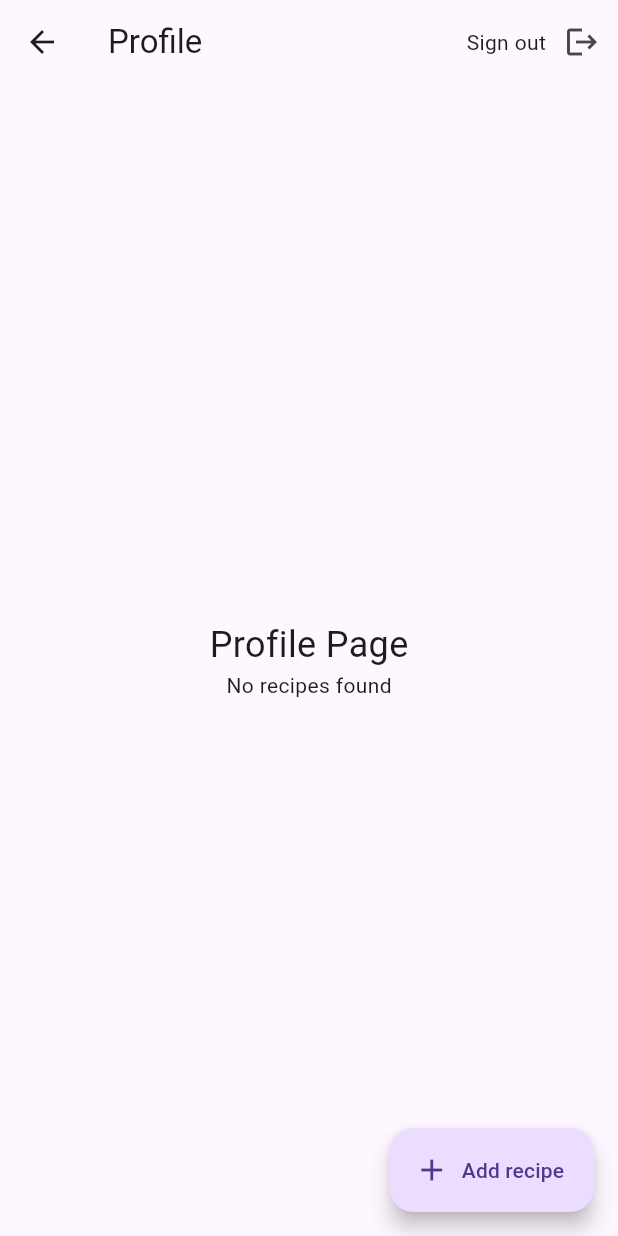
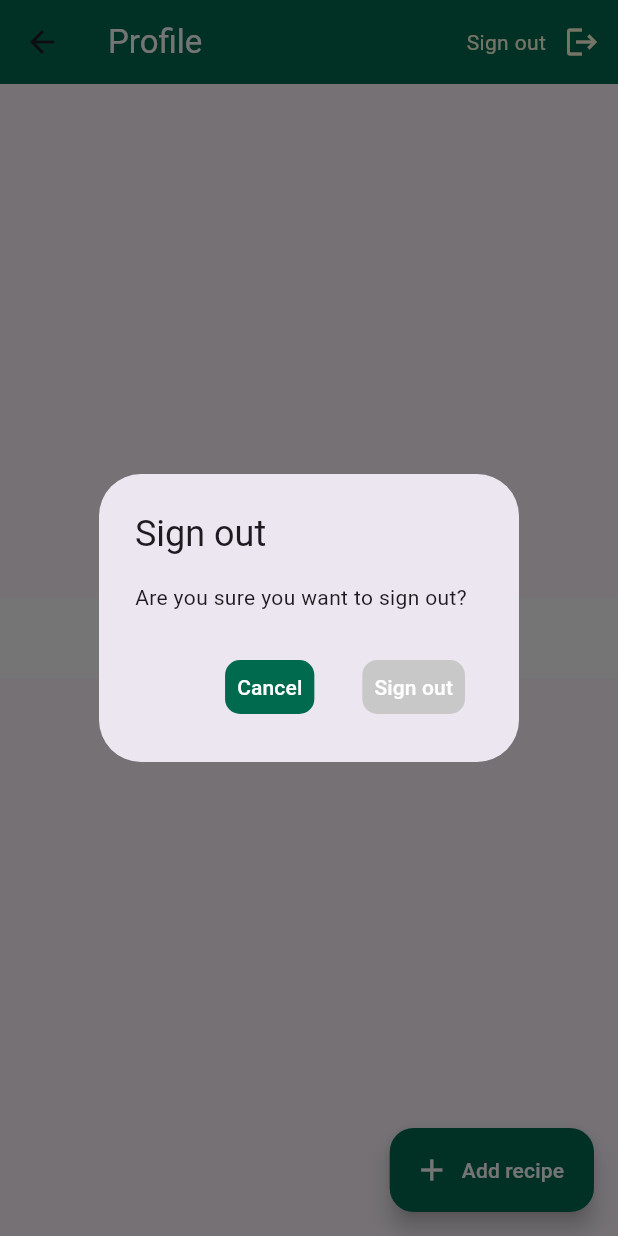
Before and after one commit to dreeew05/sheff_andrew, a Flutter app: the ProfilePage screen opened directly, after a tap on "Sign out", on a phone screen of 412 x 824 dp. Run offline on Flutter 3.47's test engine with Material 3 defaults, Android fonts, the phone set to English and light mode, and no system bars; our stand-ins replace carousel_slider, cloud_firestore, firebase_auth, firebase_core, firebase_storage, google_fonts and 1 more; accounts and stored records are empty.

Commit message:
Added Alert option for signing out, also changed the profile page ui

```diff
--- a/lib/screens/profile/profile_page.dart
+++ b/lib/screens/profile/profile_page.dart
@@ -7,8 +7,55 @@ import 'package:firebase_auth/firebase_auth.dart';
 import 'package:cloud_firestore/cloud_firestore.dart';
 
 // For sign out
-Future<void> signOut() async {
+Future<void> _signOut() async {
   await FirebaseAuth.instance.signOut();
+}
+
+//Alert Dialogue for signing out
+Future<void> _signOutDialog(BuildContext context) async {
+  return showDialog<void>(
+    context: context,
+    barrierDismissible: false,
+    builder: (BuildContext context) {
+      return AlertDialog(
+        title: const Text('Sign out'),
+        content: const Text('Are you sure you want to sign out?'),
+        actions: <Widget>[
+          TextButton(
+            onPressed: () {
+              Navigator.of(context).pop();
+            },
+            child: Container(
+                padding: const EdgeInsets.all(8),
+                decoration: BoxDecoration(
+                  color: Color(0xff006A4E),
+                  borderRadius: BorderRadius.circular(10),
+                ),
+                child: const Text(
+                  'Cancel',
+                  style: TextStyle(color: Colors.white),
+                )),
+          ),
+          TextButton(
+            onPressed: () {
+              _signOut();
+              Navigator.of(context).pop();
+            },
+            child: Container(
+                padding: const EdgeInsets.all(8),
+                decoration: BoxDecoration(
+                  color: const Color.fromARGB(255, 201, 200, 200),
+                  borderRadius: BorderRadius.circular(10),
+                ),
+                child: const Text(
+                  'Sign out',
+                  style: TextStyle(color: Colors.white),
+                )),
+          ),
+        ],
+      );
+    },
+  );
 }
 
 class ProfilePage extends StatefulWidget {
@@ -60,36 +107,66 @@ class _ProfilePageState extends State<ProfilePage> {
   Widget build(BuildContext context) {
     return Scaffold(
       appBar: AppBar(
-        title: const Text('Profile'),
+        backgroundColor: Color(0xff006A4E), // white or colored
+        title: const Text(
+          'Profile',
+          style: TextStyle(color: Colors.white),
+        ),
         actions: [
           GestureDetector(
-            onTap: () => signOut(),
+            onTap: () => _signOutDialog(context),
             child: Row(
               children: [
-                const Text("Sign out"),
+                const Text(
+                  "Sign out",
+                  style: TextStyle(color: Color(0xFFFFFFE0)),
+                ),
                 IconButton(
-                    onPressed: () => signOut(), icon: const Icon(Icons.logout)),
+                  onPressed: () => _signOutDialog(context),
+                  icon: const Icon(Icons.logout),
+                  color: Color(0xFFFFFFE0),
+                ),
               ],
             ),
           ),
         ],
       ),
       floatingActionButton: FloatingActionButton.extended(
+        backgroundColor: Color(0xff006A4E),
         onPressed: () {
           Navigator.pushNamed(context, '/addrecipe')
               .then((_) => setState(() {}));
         },
-        label: const Text('Add recipe'),
-        icon: const Icon(Icons.add),
+        label: const Text(
+          'Add recipe',
+          style: TextStyle(color: Colors.white),
+        ),
+        icon: const Icon(Icons.add, color: Colors.white),
       ),
       body: Center(
         child: Column(
           mainAxisAlignment: MainAxisAlignment.center,
           children: <Widget>[
-            const Text(
-              'Profile Page',
-              style: TextStyle(fontSize: 24),
+            Row(
+              children: [
+                Expanded(
+                  child: Container(
+                    color: const Color(0xffffffff), // white or colored
+                    padding: const EdgeInsets.all(10),
+                    child: Center(
+                      child: const Text(
+                        'Personal Recipes',
+                        style: TextStyle(
+                            fontSize: 24,
+                            color: Colors
+                                .black), // can't decide on what to color so left it here in case background color is changed
+                      ),
+                    ),
+                  ),
+                ),
+              ],
             ),
+            SizedBox(height: 10),
             FutureBuilder<List<Map<String, dynamic>>>(
               future: _fetchUserRecipes(),
               builder: (context, snapshot) {
```
